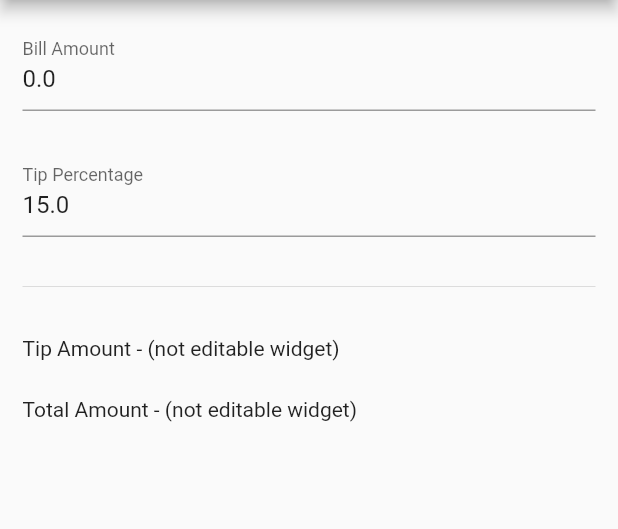
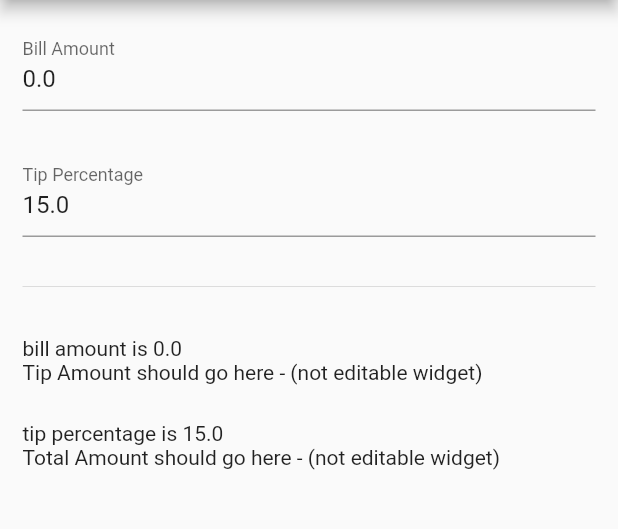
Before and after one commit to MichaelKMalak/simple_tip_calculator, a Flutter app: the screen it shows after launch, on a phone screen of 412 x 824 dp, the part 84-613 px from its top. Run offline on Flutter 3.47's test engine with Material 2 defaults, Android fonts, the phone set to English and light mode, and no system bars.

Commit message:
feat: reflect state changes on non editable fields

```diff
--- a/lib/tip_calculator.dart
+++ b/lib/tip_calculator.dart
@@ -46,14 +46,15 @@ class _TipCalculatorState extends State<TipCalculator> {
           SizedBox(height: 25),
           Divider(),
           SizedBox(height: 25),
-          Text('Tip Amount - (not editable widget)'),
+          Text(
+              'bill amount is $_billAmount \nTip Amount should go here - (not editable widget)'),
           SizedBox(height: 25),
-          Text('Total Amount - (not editable widget)')
+          Text(
+              'tip percentage is $_tipPercentage \nTotal Amount should go here - (not editable widget)')
         ],
       ),
     );
   }
-
   void _onBillAmountChanged(String value) {
     setState(() {
       _billAmount = double.tryParse(value) ?? 0.0;
```
Also changed, not shown: 1 other file.
